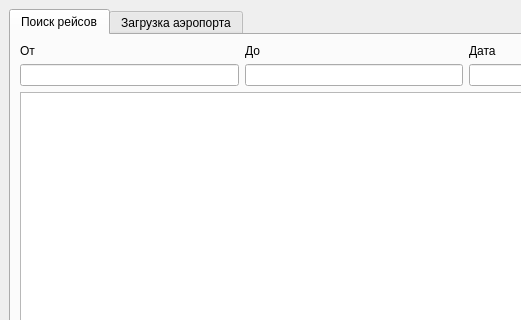
kudzem/netology_qt, file diploma_airport_inspector/airport_inspector/mainwindow.ui: the form before one commit; both pictures show x 0 to 521 and y 0 to 320 of the 800 by 600 pixel window.
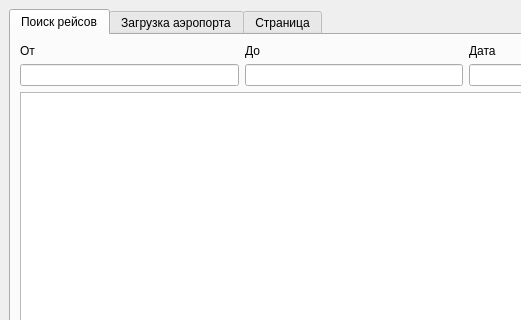
The form after the commit. The open tabs and pages were chosen to show the change.

What changed in the file:
```diff
--- a/diploma_airport_inspector/airport_inspector/mainwindow.ui
+++ b/diploma_airport_inspector/airport_inspector/mainwindow.ui
@@ -130,6 +130,11 @@
         </item>
        </layout>
       </widget>
+      <widget class="QWidget" name="tab_7">
+       <attribute name="title">
+        <string>Страница</string>
+       </attribute>
+      </widget>
      </widget>
     </item>
    </layout>
```
Left out of the diff: 60 changed lines with no effect on the pictures.
